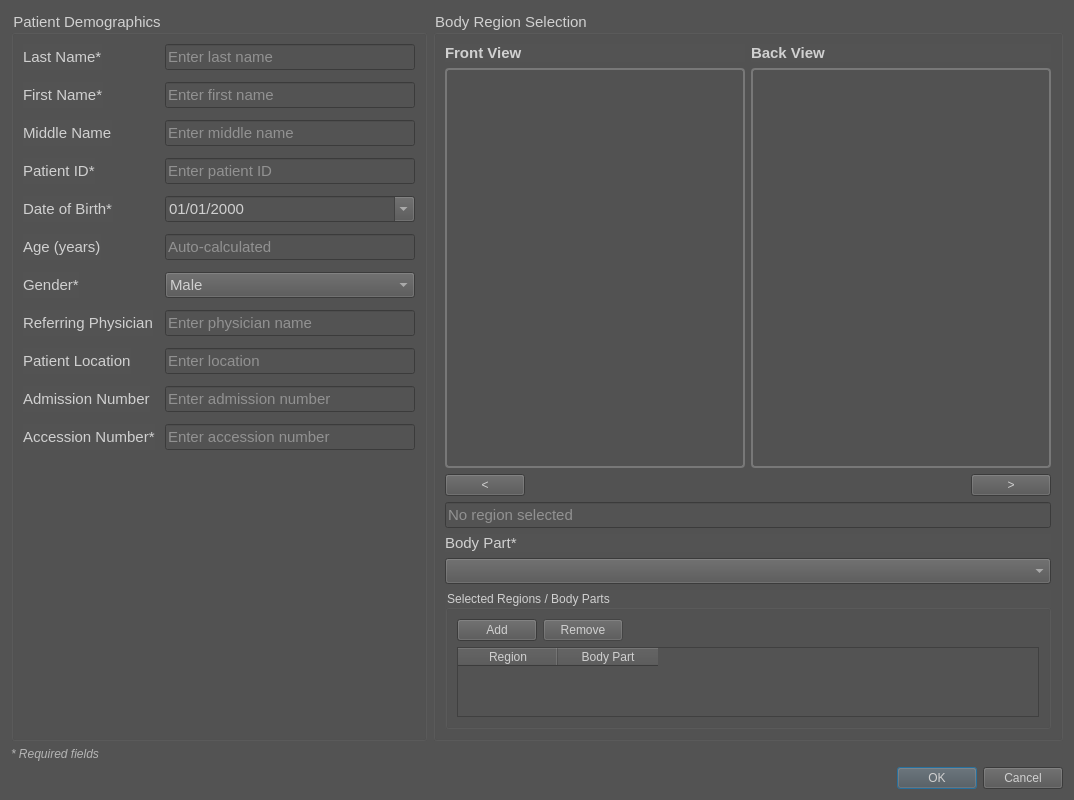
This is View/Dialog/AddPatientDialog.ui in altay-brusan/etrek as Qt 5 draws it before an edit. The edited form follows.
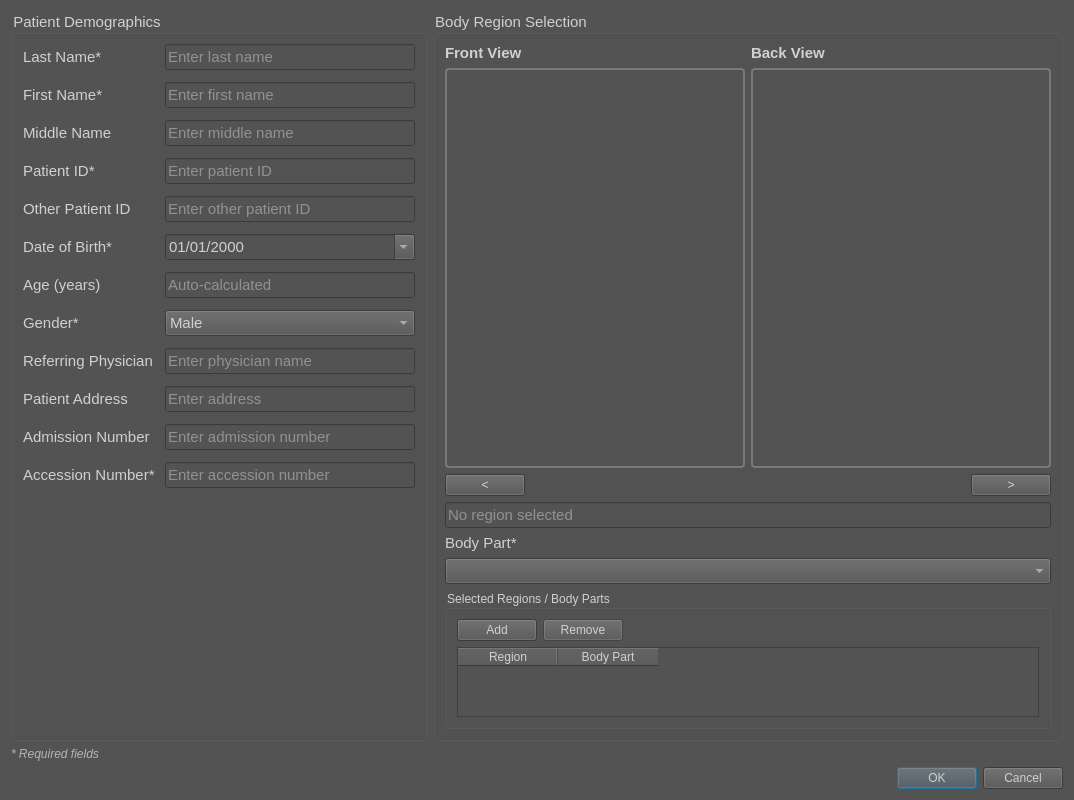
This is the edited form. Icons and pictures are not drawn.

Commit message: Add Other Patient ID field and rename Patient Location to Patient Address

The edit to the form file:
```diff
--- a/View/Dialog/AddPatientDialog.ui
+++ b/View/Dialog/AddPatientDialog.ui
@@ -162,6 +162,36 @@
          </widget>
         </item>
         <item row="4" column="0">
+         <widget class="QLabel" name="otherPatientIdLabel">
+          <property name="font">
+           <font>
+            <pointsize>11</pointsize>
+           </font>
+          </property>
+          <property name="text">
+           <string>Other Patient ID</string>
+          </property>
+         </widget>
+        </item>
+        <item row="4" column="1">
+         <widget class="QLineEdit" name="otherPatientIdLineEdit">
+          <property name="minimumSize">
+           <size>
+            <width>250</width>
+            <height>0</height>
+           </size>
+          </property>
+          <property name="font">
+           <font>
+            <pointsize>11</pointsize>
+           </font>
+          </property>
+          <property name="placeholderText">
+           <string>Enter other patient ID</string>
+          </property>
+         </widget>
+        </item>
+        <item row="5" column="0">
          <widget class="QLabel" name="dateOfBirthLabel">
           <property name="font">
            <font>
@@ -173,7 +203,7 @@
           </property>
          </widget>
         </item>
-        <item row="4" column="1">
+        <item row="5" column="1">
          <widget class="QDateEdit" name="dateOfBirthDateEdit">
           <property name="minimumSize">
            <size>
@@ -194,7 +224,7 @@
           </property>
          </widget>
         </item>
-        <item row="5" column="0">
+        <item row="6" column="0">
          <widget class="QLabel" name="ageLabel">
           <property name="font">
            <font>
@@ -206,7 +236,7 @@
           </property>
          </widget>
         </item>
-        <item row="5" column="1">
+        <item row="6" column="1">
          <widget class="QLineEdit" name="ageLineEdit">
           <property name="minimumSize">
            <size>
@@ -227,7 +257,7 @@
           </property>
          </widget>
         </item>
-        <item row="6" column="0">
+        <item row="7" column="0">
          <widget class="QLabel" name="genderLabel">
           <property name="font">
            <font>
@@ -239,7 +269,7 @@
           </property>
          </widget>
         </item>
-        <item row="6" column="1">
+        <item row="7" column="1">
          <widget class="QComboBox" name="genderComboBox">
           <property name="minimumSize">
            <size>
@@ -269,7 +299,7 @@
           </item>
          </widget>
         </item>
-        <item row="7" column="0">
+        <item row="8" column="0">
          <widget class="QLabel" name="referringPhysicianLabel">
           <property name="font">
            <font>
@@ -281,7 +311,7 @@
           </property>
          </widget>
         </item>
-        <item row="7" column="1">
+        <item row="8" column="1">
          <widget class="QLineEdit" name="referringPhysicianLineEdit">
           <property name="minimumSize">
            <size>
@@ -299,37 +329,37 @@
           </property>
          </widget>
         </item>
-        <item row="8" column="0">
-         <widget class="QLabel" name="patientLocationLabel">
-          <property name="font">
-           <font>
-            <pointsize>11</pointsize>
-           </font>
-          </property>
-          <property name="text">
-           <string>Patient Location</string>
-          </property>
-         </widget>
-        </item>
-        <item row="8" column="1">
-         <widget class="QLineEdit" name="patientLocationLineEdit">
-          <property name="minimumSize">
-           <size>
-            <width>250</width>
-            <height>0</height>
-           </size>
-          </property>
-          <property name="font">
-           <font>
-            <pointsize>11</pointsize>
-           </font>
-          </property>
-          <property name="placeholderText">
-           <string>Enter location</string>
-          </property>
-         </widget>
-        </item>
         <item row="9" column="0">
+         <widget class="QLabel" name="patientAddressLabel">
+          <property name="font">
+           <font>
+            <pointsize>11</pointsize>
+           </font>
+          </property>
+          <property name="text">
+           <string>Patient Address</string>
+          </property>
+         </widget>
+        </item>
+        <item row="9" column="1">
+         <widget class="QLineEdit" name="patientAddressLineEdit">
+          <property name="minimumSize">
+           <size>
+            <width>250</width>
+            <height>0</height>
+           </size>
+          </property>
+          <property name="font">
+           <font>
+            <pointsize>11</pointsize>
+           </font>
+          </property>
+          <property name="placeholderText">
+           <string>Enter address</string>
+          </property>
+         </widget>
+        </item>
+        <item row="10" column="0">
          <widget class="QLabel" name="admissionNumberLabel">
           <property name="font">
            <font>
@@ -341,7 +371,7 @@
           </property>
          </widget>
         </item>
-        <item row="9" column="1">
+        <item row="10" column="1">
          <widget class="QLineEdit" name="admissionNumberLineEdit">
           <property name="minimumSize">
            <size>
@@ -359,7 +389,7 @@
           </property>
          </widget>
         </item>
-        <item row="10" column="0">
+        <item row="11" column="0">
          <widget class="QLabel" name="accessionNumberLabel">
           <property name="font">
            <font>
@@ -371,7 +401,7 @@
           </property>
          </widget>
         </item>
-        <item row="10" column="1">
+        <item row="11" column="1">
          <widget class="QLineEdit" name="accessionNumberLineEdit">
           <property name="minimumSize">
            <size>
```
The commit also changes 2 other files.
